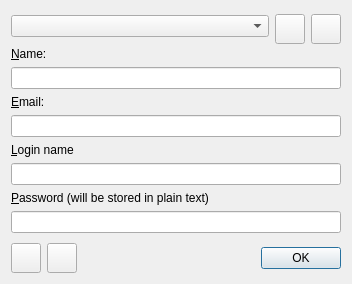
Qt form src/Dialogs/identitydialog.ui (pasbi/CAN) before a commit.
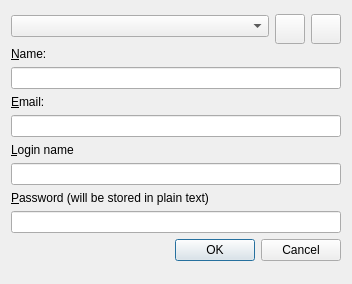
The same form after that commit. Icons and pictures are not drawn.

Commit message: Improved string dialog and fixed bugs in identitymanager and identiydialog

```diff
--- a/src/Dialogs/identitydialog.ui
+++ b/src/Dialogs/identitydialog.ui
@@ -135,6 +135,13 @@
      </property>
     </widget>
    </item>
+   <item>
+    <widget class="QDialogButtonBox" name="buttonBox">
+     <property name="standardButtons">
+      <set>QDialogButtonBox::Cancel|QDialogButtonBox::Ok</set>
+     </property>
+    </widget>
+   </item>
    <item>
     <spacer name="verticalSpacer">
      <property name="orientation">
@@ -148,85 +155,6 @@
      </property>
     </spacer>
    </item>
-   <item>
-    <layout class="QHBoxLayout" name="horizontalLayout_2">
-     <item>
-      <widget class="QPushButton" name="buttonUndo">
-       <property name="minimumSize">
-        <size>
-         <width>30</width>
-         <height>30</height>
-        </size>
-       </property>
-       <property name="maximumSize">
-        <size>
-         <width>30</width>
-         <height>30</height>
-        </size>
-       </property>
-       <property name="text">
-        <string/>
-       </property>
-       <property name="icon">
-        <iconset resource="../ressources.qrc">
-         <normaloff>:/icons/icons/left64.png</normaloff>:/icons/icons/left64.png</iconset>
-       </property>
-       <property name="shortcut">
-        <string>Ctrl+Z</string>
-       </property>
-      </widget>
-     </item>
-     <item>
-      <widget class="QPushButton" name="buttonRedo">
-       <property name="minimumSize">
-        <size>
-         <width>30</width>
-         <height>30</height>
-        </size>
-       </property>
-       <property name="maximumSize">
-        <size>
-         <width>30</width>
-         <height>30</height>
-        </size>
-       </property>
-       <property name="text">
-        <string/>
-       </property>
-       <property name="icon">
-        <iconset resource="../ressources.qrc">
-         <normaloff>:/icons/icons/right53.png</normaloff>:/icons/icons/right53.png</iconset>
-       </property>
-       <property name="shortcut">
-        <string>Ctrl+Y</string>
-       </property>
-      </widget>
-     </item>
-     <item>
-      <spacer name="horizontalSpacer">
-       <property name="orientation">
-        <enum>Qt::Horizontal</enum>
-       </property>
-       <property name="sizeHint" stdset="0">
-        <size>
-         <width>40</width>
-         <height>20</height>
-        </size>
-       </property>
-      </spacer>
-     </item>
-     <item>
-      <widget class="QDialogButtonBox" name="buttonBox">
-       <property name="orientation">
-        <enum>Qt::Horizontal</enum>
-       </property>
-       <property name="standardButtons">
-        <set>QDialogButtonBox::Ok</set>
-       </property>
-      </widget>
-     </item>
-    </layout>
-   </item>
   </layout>
  </widget>
  <resources>
```
Left out of the diff: 16 changed lines with no effect on the pictures. The commit also changes 11 other files.
